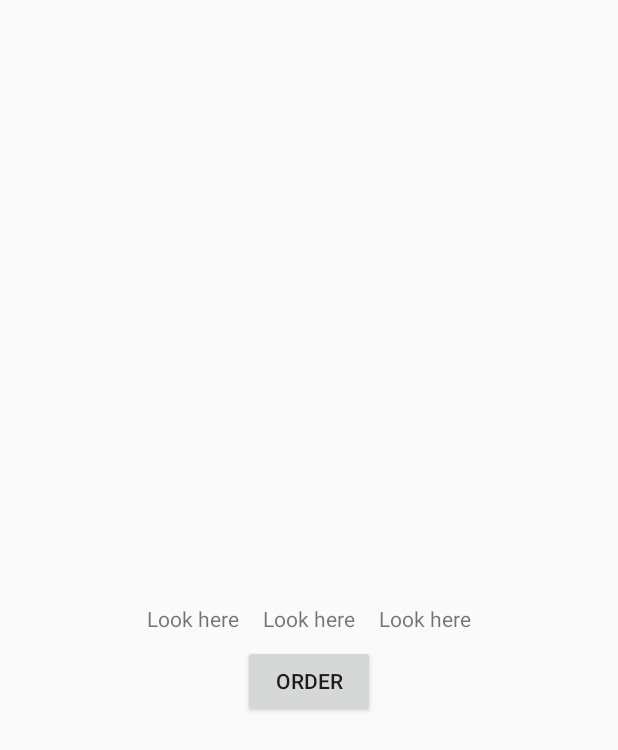
After one commit to kelvinsaputra/DesignPattern, an Android app: the layout activity_observer.xml on its own in the app's theme, with its tools: preview values and no code run, on a phone screen of 412 x 824 dp. The commit adds this screen. Shown: the top 750 px of the screen. Run offline under Robolectric (Android 15) with nearby library versions, the phone set to English and light mode, and no system bars.

Commit message:
Test Observer Pattern

```diff
--- a/androidFundamentals/designPattern/app/build.gradle
+++ b/androidFundamentals/designPattern/app/build.gradle
@@ -25,7 +25,7 @@ android {
 
 dependencies {
     implementation fileTree(dir: 'libs', include: ['*.jar'])
-    implementation"org.jetbrains.kotlin:kotlin-stdlib-jdk7:$kotlin_version"
+    implementation "org.jetbrains.kotlin:kotlin-stdlib-jdk7:$kotlin_version"
     implementation 'androidx.appcompat:appcompat:1.1.0'
     implementation 'androidx.core:core-ktx:1.1.0'
     implementation 'androidx.constraintlayout:constraintlayout:1.1.3'
--- a/androidFundamentals/designPattern/app/src/main/AndroidManifest.xml
+++ b/androidFundamentals/designPattern/app/src/main/AndroidManifest.xml
@@ -9,6 +9,7 @@
         android:roundIcon="@mipmap/ic_launcher_round"
         android:supportsRtl="true"
         android:theme="@style/AppTheme">
+        <activity android:name=".behavioralPattern.ObserverPattern.ObserverActivity"></activity>
         <activity android:name=".MainActivity">
             <intent-filter>
                 <action android:name="android.intent.action.MAIN" />
--- a/androidFundamentals/designPattern/app/src/main/res/layout/activity_main.xml
+++ b/androidFundamentals/designPattern/app/src/main/res/layout/activity_main.xml
@@ -15,4 +15,9 @@
         app:layout_constraintRight_toRightOf="parent"
         app:layout_constraintTop_toTopOf="parent" />
 
+    <Button
+        android:id="@+id/observer"
+        android:layout_width="wrap_content"
+        android:layout_height="wrap_content"></Button>
+
 </androidx.constraintlayout.widget.ConstraintLayout>
--- /dev/null
+++ b/androidFundamentals/designPattern/app/src/main/res/layout/activity_observer.xml
@@ -0,0 +1,46 @@
+<?xml version="1.0" encoding="utf-8"?>
+<androidx.constraintlayout.widget.ConstraintLayout xmlns:android="http://schemas.android.com/apk/res/android"
+    xmlns:app="http://schemas.android.com/apk/res-auto"
+    xmlns:tools="http://schemas.android.com/tools"
+    android:layout_width="match_parent"
+    android:layout_height="match_parent"
+    tools:context=".behavioralPattern.ObserverPattern.ObserverActivity">
+
+    <TextView
+        android:id="@+id/tv_squidward1"
+        android:layout_width="wrap_content"
+        android:layout_height="wrap_content"
+        app:layout_constraintTop_toTopOf="parent"
+        app:layout_constraintBottom_toBottomOf="parent"
+        app:layout_constraintLeft_toLeftOf="parent"
+        app:layout_constraintRight_toRightOf="parent"
+        android:padding="8dp"
+        android:text="Look here" />
+    <TextView
+        android:id="@+id/tv_squidward2"
+        android:layout_width="wrap_content"
+        android:layout_height="wrap_content"
+        app:layout_constraintTop_toTopOf="parent"
+        app:layout_constraintBottom_toBottomOf="parent"
+        app:layout_constraintLeft_toRightOf="@id/tv_squidward1"
+        android:padding="8dp"
+        android:text="Look here" />
+    <TextView
+        android:id="@+id/tv_squidward3"
+        android:layout_width="wrap_content"
+        android:layout_height="wrap_content"
+        app:layout_constraintTop_toTopOf="parent"
+        app:layout_constraintBottom_toBottomOf="parent"
+        app:layout_constraintRight_toLeftOf="@id/tv_squidward1"
+        android:padding="8dp"
+        android:text="Look here" />
+    <Button
+        android:id="@+id/btn_observer"
+        app:layout_constraintLeft_toLeftOf="parent"
+        app:layout_constraintRight_toRightOf="parent"
+        app:layout_constraintTop_toBottomOf="@+id/tv_squidward1"
+        android:layout_width="wrap_content"
+        android:layout_height="wrap_content"
+        android:padding="8dp"
+        android:text="Order" />
+</androidx.constraintlayout.widget.ConstraintLayout>
```
Also changed, not shown: androidFundamentals/designPattern/app/src/main/java/com/example/designpattern/MainActivity.kt (+8 -0 lines), androidFundamentals/designPattern/app/src/main/java/com/example/designpattern/behavioralPattern/ObserverPattern/KrabbyPatty.kt (added, +7 -0 lines), androidFundamentals/designPattern/app/src/main/java/com/example/designpattern/behavioralPattern/ObserverPattern/ObserverActivity.kt (added, +36 -0 lines), androidFundamentals/designPattern/app/src/main/java/com/example/designpattern/behavioralPattern/ObserverPattern/Spongebob.kt (added, +14 -0 lines), androidFundamentals/designPattern/app/src/main/java/com/example/designpattern/behavioralPattern/ObserverPattern/Squidward.kt (added, +18 -0 lines).
